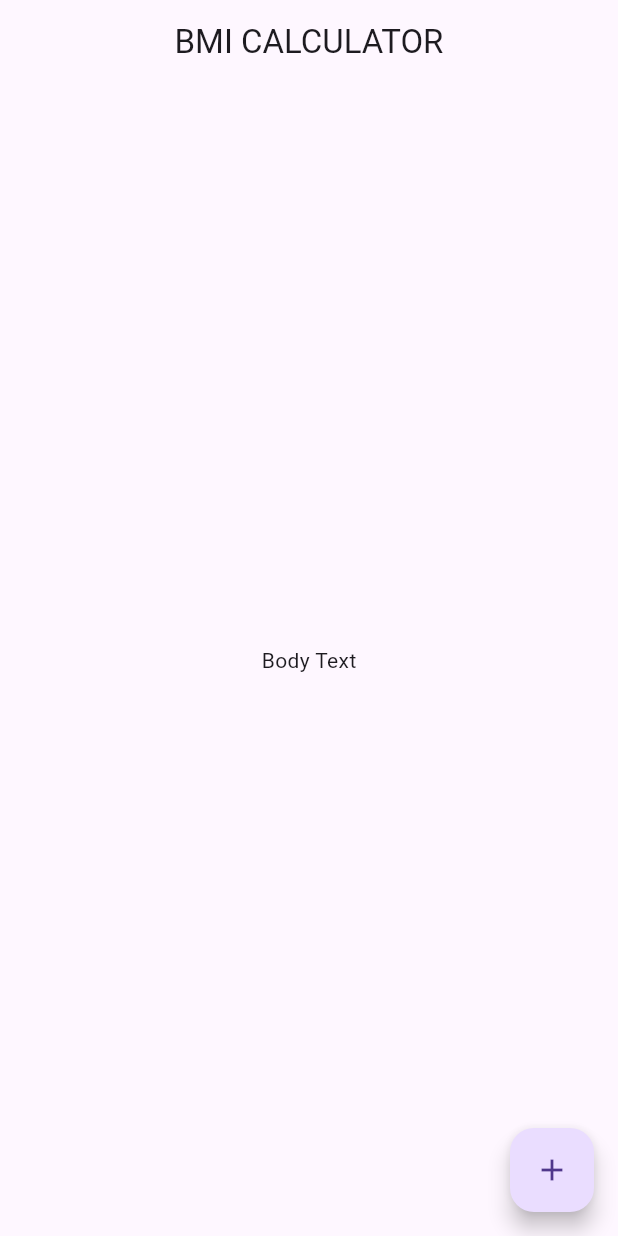
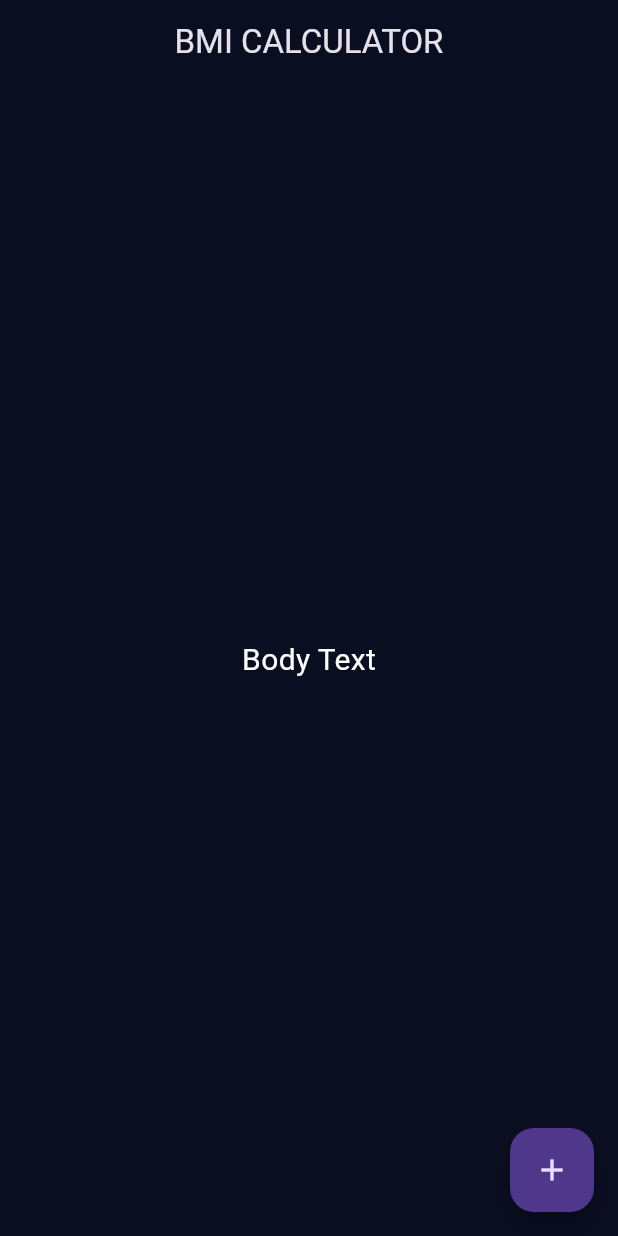
Before and after one commit to Aresdin/BMI-Calculator, a Flutter app: the screen it shows after launch, on a phone screen of 412 x 824 dp. Run offline on Flutter 3.47's test engine with Material 3 defaults, Android fonts, the phone set to English and light mode, and no system bars.

Commit message:
Initial commit

```diff
--- a/lib/main.dart
+++ b/lib/main.dart
@@ -6,34 +6,43 @@ class BMICalculator extends StatelessWidget {
   @override
   Widget build(BuildContext context) {
     return MaterialApp(
+      theme: ThemeData.dark().copyWith(
+        primaryColor: Color(0xFF0A0E21),
+        scaffoldBackgroundColor: Color(0xFF0A0E21),
+        appBarTheme: AppBarTheme(
+          backgroundColor: Color(0xFF0A0E21),
+        ),
+      ),
       home: InputPage(),
     );
-    throw UnimplementedError();
   }
 }
 
 class InputPage extends StatefulWidget {
-  const InputPage({super.key});
+  const InputPage({Key? key}) : super(key: key);
+
   @override
   State<InputPage> createState() => _InputPageState();
 }
 
 class _InputPageState extends State<InputPage> {
-
-
   @override
   Widget build(BuildContext context) {
     return Scaffold(
-      appBar:  AppBar(
+      appBar: AppBar(
         title: Center(child: Text('BMI CALCULATOR')),
       ),
       body: Center(
-        child: Text('Body Text'),
+        child: Text('Body Text',
+            style: TextStyle(
+              fontSize: 20,
+              color: Colors.white,
+            )),
       ),
       floatingActionButton: FloatingActionButton(
-        onPressed: () {  },
+        onPressed: () {},
         child: Icon(Icons.add),
-        ),
-      );
+      ),
+    );
   }
 }
```
Also changed, not shown: 1 other file.
